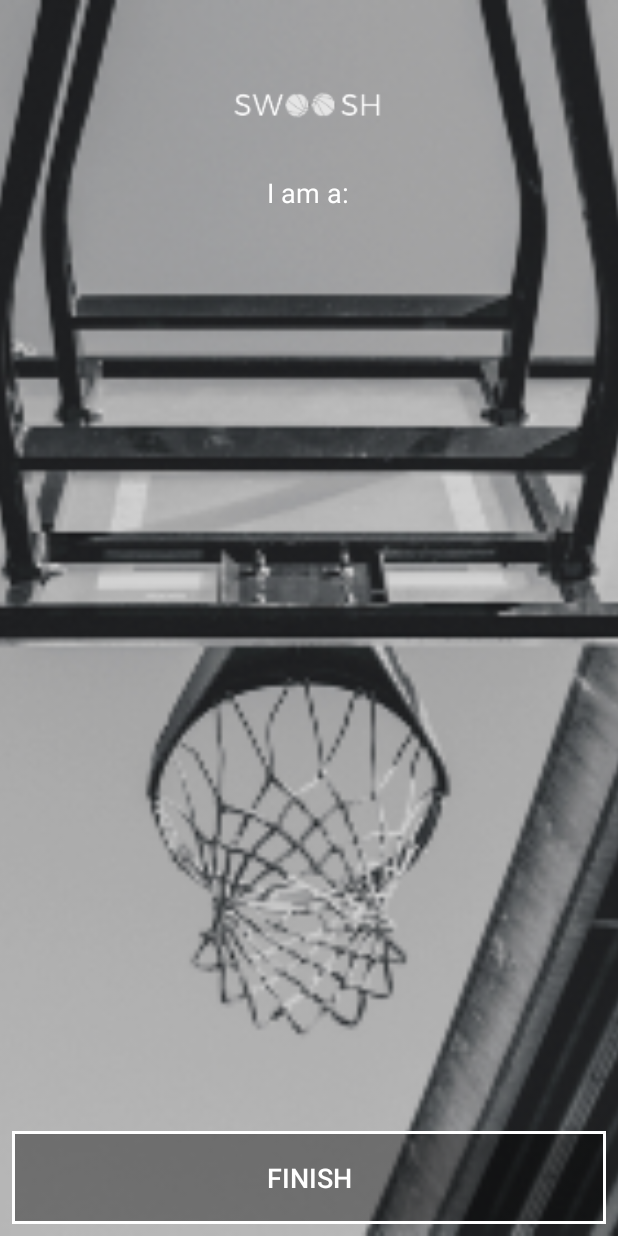
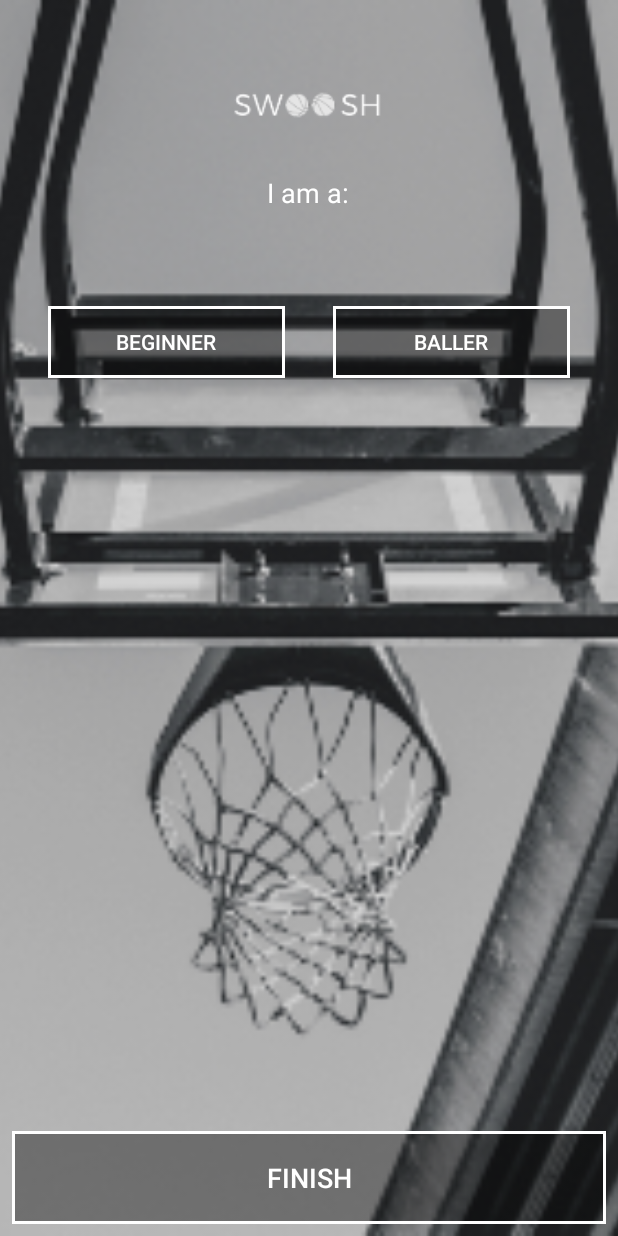
Before and after one commit to JhorAVi/SWOOSH, an Android app: the layout activity_skill.xml on its own in the app's theme, with its tools: preview values and no code run, on a phone screen of 412 x 824 dp. Run offline under Robolectric (Android 15) with nearby library versions, the phone set to English and light mode, and no system bars.

Commit message:
Finished SkillActivity

```diff
--- a/app/src/main/java/com/example/jhoravi/swoosh/LeagueActivity.kt
+++ b/app/src/main/java/com/example/jhoravi/swoosh/LeagueActivity.kt
@@ -1,7 +1,9 @@
 package com.example.jhoravi.swoosh
 
+import android.content.Intent
 import android.support.v7.app.AppCompatActivity
 import android.os.Bundle
+import android.view.View
 
 class LeagueActivity : BaseActivity() {
 
@@ -9,4 +11,9 @@ class LeagueActivity : BaseActivity() {
         super.onCreate(savedInstanceState)
         setContentView(R.layout.activity_league)
     }
+
+    fun leagueNextClicked(view: View){
+        val skillActivity = Intent(this, SkillActivity::class.java)
+        startActivity(skillActivity)
+    }
 }
--- a/app/src/main/java/com/example/jhoravi/swoosh/SkillActivity.kt
+++ b/app/src/main/java/com/example/jhoravi/swoosh/SkillActivity.kt
@@ -3,7 +3,7 @@ package com.example.jhoravi.swoosh
 import android.support.v7.app.AppCompatActivity
 import android.os.Bundle
 
-class SkillActivity : AppCompatActivity() {
+class SkillActivity : BaseActivity() {
 
     override fun onCreate(savedInstanceState: Bundle?) {
         super.onCreate(savedInstanceState)
--- a/app/src/main/res/layout/activity_league.xml
+++ b/app/src/main/res/layout/activity_league.xml
@@ -52,13 +52,14 @@
         app:layout_constraintTop_toBottomOf="@+id/imageView2" />
 
     <Button
-        android:id="@+id/button"
+        android:id="@+id/leagueNextBtn"
         android:layout_width="0dp"
         android:layout_height="62dp"
         android:layout_marginBottom="8dp"
         android:layout_marginEnd="8dp"
         android:layout_marginStart="8dp"
         android:background="@drawable/swoosh_button"
+        android:onClick="leagueNextClicked"
         android:text="@string/next"
         android:textColor="@android:color/background_light"
         android:textSize="18sp"
--- a/app/src/main/res/layout/activity_skill.xml
+++ b/app/src/main/res/layout/activity_skill.xml
@@ -15,7 +15,8 @@
         app:layout_constraintEnd_toEndOf="parent"
         app:layout_constraintStart_toStartOf="parent"
         app:layout_constraintTop_toTopOf="parent"
-        app:srcCompat="@drawable/beginnerballerbg" />
+        app:srcCompat="@drawable/beginnerballerbg"
+        android:contentDescription="@string/background_image" />
 
     <ImageView
         android:id="@+id/imageView2"
@@ -63,4 +64,41 @@
         app:layout_constraintEnd_toEndOf="parent"
         app:layout_constraintHorizontal_bias="0.0"
         app:layout_constraintStart_toStartOf="parent" />
+
+    <LinearLayout
+        android:id="@+id/linearLayout2"
+        android:layout_width="0dp"
+        android:layout_height="wrap_content"
+        android:layout_marginEnd="32dp"
+        android:layout_marginStart="32dp"
+        android:layout_marginTop="52dp"
+        android:orientation="horizontal"
+        app:layout_constraintEnd_toEndOf="parent"
+        app:layout_constraintHorizontal_bias="0.0"
+        app:layout_constraintStart_toStartOf="parent"
+        app:layout_constraintTop_toBottomOf="@+id/textView3">
+
+        <ToggleButton
+            android:id="@+id/toggleButton4"
+            android:layout_width="wrap_content"
+            android:layout_height="wrap_content"
+            android:layout_marginEnd="16dp"
+            android:layout_weight="1"
+            android:background="@drawable/swoosh_toggle"
+            android:text="@string/beginner"
+            android:textColor="@android:color/background_light"
+            android:textOff="@string/beginner"
+            android:textOn="@string/beginner" />
+
+        <ToggleButton
+            android:layout_width="wrap_content"
+            android:layout_height="wrap_content"
+            android:layout_marginStart="16dp"
+            android:layout_weight="1"
+            android:background="@drawable/swoosh_toggle"
+            android:text="@string/baller"
+            android:textColor="@android:color/background_light"
+            android:textOff="@string/baller"
+            android:textOn="@string/baller" />
+    </LinearLayout>
 </android.support.constraint.ConstraintLayout>
--- a/app/src/main/res/values/strings.xml
+++ b/app/src/main/res/values/strings.xml
@@ -13,4 +13,6 @@
     <string name="co_ed">CO-ED</string>
     <string name="i_am_a">I am a:</string>
     <string name="finish">FINISH</string>
+    <string name="beginner">Beginner</string>
+    <string name="baller">Baller</string>
 </resources>
```
